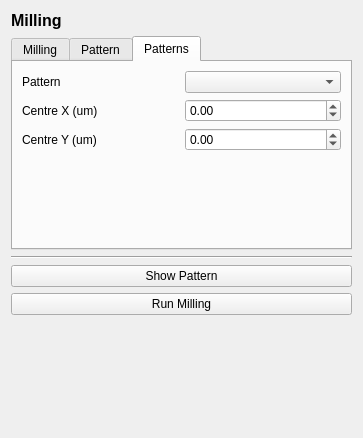
DeMarcoLab/fibsem, file fibsem/ui/qtdesigner_files/FibsemMillingWidgetui.ui: the form before one commit.
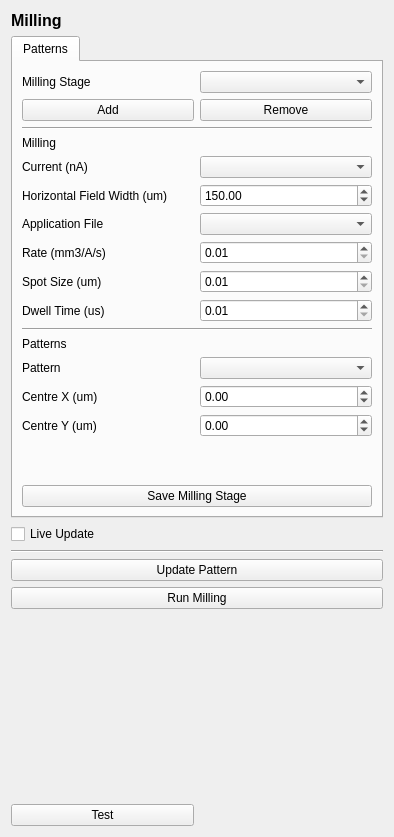
The form after the commit.

Commit message: [FEAT] add milling stage, patterns ui, threaded milling performance on ui

```diff
--- a/fibsem/ui/qtdesigner_files/FibsemMillingWidgetui.ui
+++ b/fibsem/ui/qtdesigner_files/FibsemMillingWidgetui.ui
@@ -6,36 +6,15 @@
    <rect>
     <x>0</x>
     <y>0</y>
-    <width>363</width>
-    <height>438</height>
+    <width>394</width>
+    <height>837</height>
    </rect>
   </property>
   <property name="windowTitle">
    <string>Form</string>
   </property>
   <layout class="QGridLayout" name="gridLayout">
-   <item row="12" column="0" colspan="2">
-    <widget class="Line" name="line">
-     <property name="orientation">
-      <enum>Qt::Horizontal</enum>
-     </property>
-    </widget>
-   </item>
-   <item row="20" column="0" colspan="2">
-    <widget class="QPushButton" name="pushButton_run_milling">
-     <property name="text">
-      <string>Run Milling</string>
-     </property>
-    </widget>
-   </item>
-   <item row="19" column="0" colspan="2">
-    <widget class="QPushButton" name="pushButton">
-     <property name="text">
-      <string>Show Pattern</string>
-     </property>
-    </widget>
-   </item>
-   <item row="21" column="0" colspan="2">
+   <item row="29" column="0" colspan="2">
     <spacer name="verticalSpacer">
      <property name="orientation">
       <enum>Qt::Vertical</enum>
@@ -48,7 +27,42 @@
      </property>
     </spacer>
    </item>
-   <item row="11" column="0" colspan="2">
+   <item row="18" column="0">
+    <widget class="QCheckBox" name="checkBox_live_update">
+     <property name="text">
+      <string>Live Update</string>
+     </property>
+    </widget>
+   </item>
+   <item row="0" column="0" colspan="2">
+    <widget class="QLabel" name="label_title">
+     <property name="font">
+      <font>
+       <pointsize>12</pointsize>
+       <weight>75</weight>
+       <bold>true</bold>
+      </font>
+     </property>
+     <property name="text">
+      <string>Milling</string>
+     </property>
+    </widget>
+   </item>
+   <item row="19" column="0" colspan="2">
+    <widget class="Line" name="line">
+     <property name="orientation">
+      <enum>Qt::Horizontal</enum>
+     </property>
+    </widget>
+   </item>
+   <item row="26" column="0" colspan="2">
+    <widget class="QPushButton" name="pushButton">
+     <property name="text">
+      <string>Update Pattern</string>
+     </property>
+    </widget>
+   </item>
+   <item row="17" column="0" colspan="2">
     <widget class="QTabWidget" name="tabWidget">
      <property name="minimumSize">
       <size>
@@ -57,17 +71,38 @@
       </size>
      </property>
      <property name="currentIndex">
-      <number>2</number>
+      <number>0</number>
      </property>
-     <widget class="QWidget" name="tab_milling">
+     <widget class="QWidget" name="tab_patterns">
       <attribute name="title">
-       <string>Milling</string>
+       <string>Patterns</string>
       </attribute>
-      <layout class="QGridLayout" name="gridLayout_2">
-       <item row="3" column="1">
-        <widget class="QComboBox" name="comboBox_application_file"/>
+      <layout class="QGridLayout" name="gridLayout_4">
+       <item row="2" column="0">
+        <widget class="QPushButton" name="pushButton_add_milling_stage">
+         <property name="text">
+          <string>Add</string>
+         </property>
+        </widget>
        </item>
-       <item row="5" column="1">
+       <item row="2" column="1">
+        <widget class="QPushButton" name="pushButton_remove_milling_stage">
+         <property name="text">
+          <string>Remove</string>
+         </property>
+        </widget>
+       </item>
+       <item row="8" column="1">
+        <widget class="QDoubleSpinBox" name="doubleSpinBox_rate">
+         <property name="minimum">
+          <double>0.010000000000000</double>
+         </property>
+         <property name="singleStep">
+          <double>0.010000000000000</double>
+         </property>
+        </widget>
+       </item>
+       <item row="10" column="1">
         <widget class="QDoubleSpinBox" name="doubleSpinBox_spot_size">
          <property name="minimum">
           <double>0.010000000000000</double>
@@ -77,7 +112,94 @@
          </property>
         </widget>
        </item>
-       <item row="2" column="1">
+       <item row="12" column="0" colspan="2">
+        <widget class="QLabel" name="label_patterns_header">
+         <property name="text">
+          <string>Patterns</string>
+         </property>
+        </widget>
+       </item>
+       <item row="7" column="1">
+        <widget class="QComboBox" name="comboBox_application_file"/>
+       </item>
+       <item row="8" column="0">
+        <widget class="QLabel" name="label_rate">
+         <property name="text">
+          <string>Rate (mm3/A/s)</string>
+         </property>
+        </widget>
+       </item>
+       <item row="15" column="0">
+        <widget class="QLabel" name="label_centre_y">
+         <property name="text">
+          <string>Centre Y (um)</string>
+         </property>
+        </widget>
+       </item>
+       <item row="5" column="1">
+        <widget class="QComboBox" name="comboBox_milling_current"/>
+       </item>
+       <item row="11" column="0" colspan="2">
+        <widget class="Line" name="line_2">
+         <property name="orientation">
+          <enum>Qt::Horizontal</enum>
+         </property>
+        </widget>
+       </item>
+       <item row="3" column="0" colspan="2">
+        <widget class="Line" name="line_3">
+         <property name="orientation">
+          <enum>Qt::Horizontal</enum>
+         </property>
+        </widget>
+       </item>
+       <item row="14" column="1">
+        <widget class="QDoubleSpinBox" name="doubleSpinBox_centre_x">
+         <property name="minimum">
+          <double>-9999999999999999583119736832.000000000000000</double>
+         </property>
+         <property name="maximum">
+          <double>1000000000000000000.000000000000000</double>
+         </property>
+         <property name="singleStep">
+          <double>0.100000000000000</double>
+         </property>
+        </widget>
+       </item>
+       <item row="9" column="1">
+        <widget class="QDoubleSpinBox" name="doubleSpinBox_dwell_time">
+         <property name="minimum">
+          <double>0.010000000000000</double>
+         </property>
+         <property name="singleStep">
+          <double>0.010000000000000</double>
+         </property>
+        </widget>
+       </item>
+       <item row="15" column="1">
+        <widget class="QDoubleSpinBox" name="doubleSpinBox_centre_y">
+         <property name="minimum">
+          <double>-10000000000000000.000000000000000</double>
+         </property>
+         <property name="maximum">
+          <double>99999999999999991611392.000000000000000</double>
+         </property>
+         <property name="singleStep">
+          <double>0.100000000000000</double>
+         </property>
+        </widget>
+       </item>
+       <item row="14" column="0">
+        <widget class="QLabel" name="label_centre_x">
+         <property name="text">
+          <string>Centre X (um)</string>
+         </property>
+        </widget>
+       </item>
+       <item row="13" column="1">
+        <widget class="QComboBox" name="comboBox_patterns"/>
+       </item>
+       <item row="6" column="1">
         <widget class="QDoubleSpinBox" name="doubleSpinBox_hfw">
          <property name="minimum">
           <double>10.000000000000000</double>
@@ -90,188 +212,62 @@
          </property>
         </widget>
        </item>
-       <item row="0" column="0">
-        <widget class="QLabel" name="label_milling_current">
-         <property name="text">
-          <string>Current (nA)</string>
-         </property>
-        </widget>
-       </item>
-       <item row="6" column="1">
-        <widget class="QDoubleSpinBox" name="doubleSpinBox_dwell_time">
-         <property name="minimum">
-          <double>0.010000000000000</double>
-         </property>
-         <property name="singleStep">
-          <double>0.010000000000000</double>
-         </property>
-        </widget>
-       </item>
-       <item row="0" column="1">
-        <widget class="QComboBox" name="comboBox_milling_current"/>
-       </item>
-       <item row="4" column="1">
-        <widget class="QDoubleSpinBox" name="doubleSpinBox_rate">
-         <property name="minimum">
-          <double>0.010000000000000</double>
-         </property>
-         <property name="singleStep">
-          <double>0.010000000000000</double>
-         </property>
-        </widget>
-       </item>
-       <item row="2" column="0">
+       <item row="6" column="0">
         <widget class="QLabel" name="label_hfw">
          <property name="text">
           <string>Horizontal Field Width (um)</string>
          </property>
         </widget>
        </item>
-       <item row="3" column="0">
+       <item row="16" column="0" colspan="2">
+        <layout class="QGridLayout" name="gridLayout_patterns"/>
+       </item>
+       <item row="1" column="0">
+        <widget class="QLabel" name="label_milling_stage">
+         <property name="text">
+          <string>Milling Stage</string>
+         </property>
+        </widget>
+       </item>
+       <item row="7" column="0">
         <widget class="QLabel" name="label_application_file">
          <property name="text">
           <string>Application File</string>
          </property>
         </widget>
        </item>
-       <item row="4" column="0">
-        <widget class="QLabel" name="label_rate">
-         <property name="text">
-          <string>Rate (mm3/A/s)</string>
-         </property>
-        </widget>
+       <item row="1" column="1">
+        <widget class="QComboBox" name="comboBox_milling_stage"/>
        </item>
-       <item row="5" column="0">
+       <item row="9" column="0">
         <widget class="QLabel" name="label_spot_size">
          <property name="text">
           <string>Spot Size (um)</string>
          </property>
         </widget>
        </item>
-       <item row="6" column="0">
-        <widget class="QLabel" name="label_dwell_time">
-         <property name="text">
-          <string>Dwell Time (us)</string>
-         </property>
-        </widget>
-       </item>
-      </layout>
-     </widget>
-     <widget class="QWidget" name="tab_pattern">
-      <attribute name="title">
-       <string>Pattern</string>
-      </attribute>
-      <layout class="QGridLayout" name="gridLayout_3">
-       <item row="4" column="0">
-        <widget class="QLabel" name="label_height">
-         <property name="text">
-          <string>Height (um)</string>
-         </property>
-        </widget>
-       </item>
-       <item row="6" column="1">
-        <widget class="QComboBox" name="scan_direction"/>
-       </item>
-       <item row="0" column="1">
-        <widget class="QComboBox" name="comboBox_pattern"/>
-       </item>
-       <item row="4" column="1">
-        <widget class="QDoubleSpinBox" name="doubleSpinBox_height">
-         <property name="minimum">
-          <double>0.100000000000000</double>
-         </property>
-         <property name="maximum">
-          <double>100000000000000.000000000000000</double>
-         </property>
-         <property name="singleStep">
-          <double>0.100000000000000</double>
-         </property>
-         <property name="value">
-          <double>5.000000000000000</double>
-         </property>
-        </widget>
-       </item>
-       <item row="0" column="0">
-        <widget class="QLabel" name="label_pattern">
+       <item row="13" column="0">
+        <widget class="QLabel" name="label_pattern_set">
          <property name="text">
           <string>Pattern</string>
          </property>
         </widget>
        </item>
        <item row="5" column="0">
-        <widget class="QLabel" name="label_depth">
+        <widget class="QLabel" name="label_milling_current">
          <property name="text">
-          <string>Depth (um)</string>
-         </property>
-        </widget>
-       </item>
-       <item row="3" column="1">
-        <widget class="QDoubleSpinBox" name="doubleSpinBox_width">
-         <property name="minimum">
-          <double>0.100000000000000</double>
-         </property>
-         <property name="maximum">
-          <double>100000000000.000000000000000</double>
-         </property>
-         <property name="singleStep">
-          <double>0.100000000000000</double>
-         </property>
-         <property name="value">
-          <double>10.000000000000000</double>
-         </property>
-        </widget>
-       </item>
-       <item row="6" column="0">
-        <widget class="QLabel" name="label">
-         <property name="text">
-          <string>Scan direction</string>
-         </property>
-        </widget>
-       </item>
-       <item row="5" column="1">
-        <widget class="QDoubleSpinBox" name="doubleSpinBox_depth">
-         <property name="minimum">
-          <double>0.100000000000000</double>
-         </property>
-         <property name="maximum">
-          <double>10000000000.000000000000000</double>
-         </property>
-         <property name="singleStep">
-          <double>0.100000000000000</double>
-         </property>
-         <property name="value">
-          <double>2.000000000000000</double>
-         </property>
-        </widget>
-       </item>
-       <item row="3" column="0">
-        <widget class="QLabel" name="label_width">
-         <property name="text">
-          <string>Width (um)</string>
-         </property>
-        </widget>
-       </item>
-      </layout>
-     </widget>
-     <widget class="QWidget" name="tab_patterns">
-      <attribute name="title">
-       <string>Patterns</string>
-      </attribute>
-      <layout class="QGridLayout" name="gridLayout_4">
-       <item row="2" column="1">
-        <widget class="QDoubleSpinBox" name="doubleSpinBox_centre_y">
-         <property name="minimum">
-          <double>-10000000000000000.000000000000000</double>
-         </property>
-         <property name="maximum">
-          <double>99999999999999991611392.000000000000000</double>
-         </property>
-         <property name="singleStep">
-          <double>0.100000000000000</double>
+          <string>Current (nA)</string>
          </property>
         </widget>
        </item>
        <item row="4" column="0" colspan="2">
+        <widget class="QLabel" name="label_milling_header">
+         <property name="text">
+          <string>Milling</string>
+         </property>
+        </widget>
+       </item>
+       <item row="17" column="0" colspan="2">
         <spacer name="verticalSpacer_2">
          <property name="orientation">
           <enum>Qt::Vertical</enum>
@@ -284,43 +280,17 @@
          </property>
         </spacer>
        </item>
-       <item row="3" column="0" colspan="2">
-        <layout class="QGridLayout" name="gridLayout_patterns"/>
-       </item>
-       <item row="0" column="1">
-        <widget class="QComboBox" name="comboBox_patterns"/>
-       </item>
-       <item row="0" column="0">
-        <widget class="QLabel" name="label_pattern_set">
+       <item row="10" column="0">
+        <widget class="QLabel" name="label_dwell_time">
          <property name="text">
-          <string>Pattern</string>
+          <string>Dwell Time (us)</string>
          </property>
         </widget>
        </item>
-       <item row="1" column="1">
-        <widget class="QDoubleSpinBox" name="doubleSpinBox_centre_x">
-         <property name="minimum">
-          <double>-9999999999999999583119736832.000000000000000</double>
-         </property>
-         <property name="maximum">
-          <double>1000000000000000000.000000000000000</double>
-         </property>
-         <property name="singleStep">
-          <double>0.100000000000000</double>
-         </property>
-        </widget>
-       </item>
-       <item row="2" column="0">
-        <widget class="QLabel" name="label_centre_y">
+       <item row="18" column="0" colspan="2">
+        <widget class="QPushButton" name="pushButton_save_milling_stage">
          <property name="text">
-          <string>Centre Y (um)</string>
-         </property>
-        </widget>
-       </item>
-       <item row="1" column="0">
-        <widget class="QLabel" name="label_centre_x">
-         <property name="text">
-          <string>Centre X (um)</string>
+          <string>Save Milling Stage</string>
          </property>
         </widget>
        </item>
@@ -328,17 +298,27 @@
      </widget>
     </widget>
    </item>
-   <item row="0" column="0" colspan="2">
-    <widget class="QLabel" name="label_title">
-     <property name="font">
-      <font>
-       <pointsize>12</pointsize>
-       <weight>75</weight>
-       <bold>true</bold>
-      </font>
+   <item row="28" column="0" colspan="2">
+    <widget class="QLabel" name="label_info">
+     <property name="text">
+      <string/>
      </property>
+     <property name="wordWrap">
+      <bool>true</bool>
+     </property>
+    </widget>
+   </item>
+   <item row="27" column="0" colspan="2">
+    <widget class="QPushButton" name="pushButton_run_milling">
      <property name="text">
-      <string>Milling</string>
+      <string>Run Milling</string>
+     </property>
+    </widget>
+   </item>
+   <item row="30" column="0">
+    <widget class="QPushButton" name="pushButton_test_button">
+     <property name="text">
+      <string>Test</string>
      </property>
     </widget>
    </item>
```
The commit also changes 6 other files.
